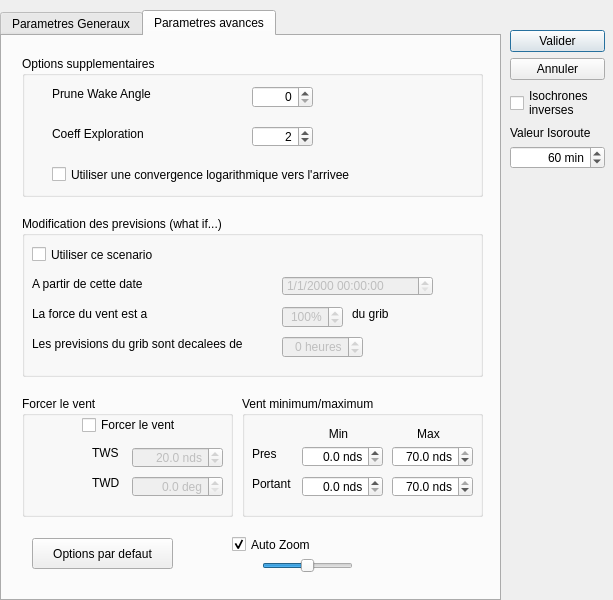
First picture: the form in src/Ui/Routage_Editor.ui, repository nohal/qtVlm, before the edit.
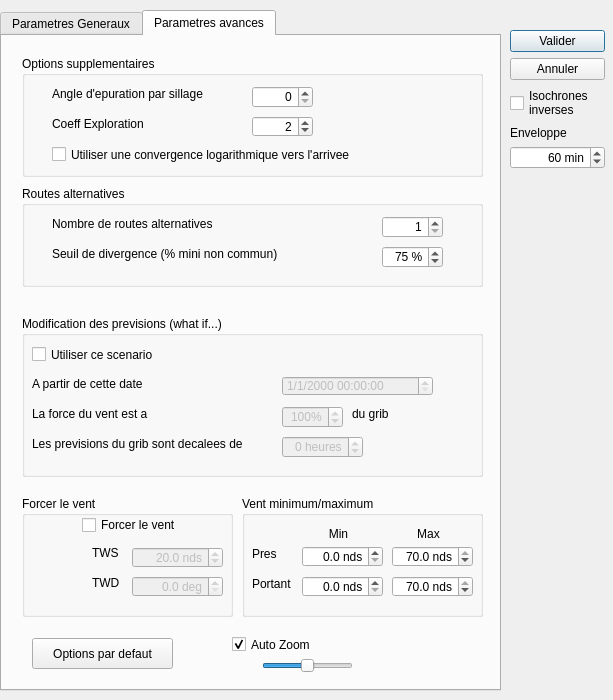
Second picture: the form after the edit. The open tabs and pages were chosen to show the change.

Commit message: Experimental: Add an option to allow ROUTAGE to continue its calculation in order to find best alternative routes.

Diff of the .ui file:
```diff
--- a/src/Ui/Routage_Editor.ui
+++ b/src/Ui/Routage_Editor.ui
@@ -7,7 +7,7 @@
     <x>0</x>
     <y>0</y>
     <width>613</width>
-    <height>600</height>
+    <height>700</height>
    </rect>
   </property>
   <property name="sizePolicy">
@@ -37,7 +37,7 @@
      <x>0</x>
      <y>0</y>
      <width>611</width>
-     <height>601</height>
+     <height>700</height>
     </rect>
    </property>
    <property name="sizePolicy">
@@ -55,7 +55,7 @@
       <x>0</x>
       <y>10</y>
       <width>501</width>
-      <height>591</height>
+      <height>681</height>
      </rect>
     </property>
     <property name="currentIndex">
@@ -625,7 +625,7 @@
       <property name="geometry">
        <rect>
         <x>20</x>
-        <y>180</y>
+        <y>280</y>
         <width>461</width>
         <height>161</height>
        </rect>
@@ -777,7 +777,7 @@
         <x>20</x>
         <y>20</y>
         <width>461</width>
-        <height>141</height>
+        <height>121</height>
        </rect>
       </property>
       <property name="title">
@@ -793,7 +793,7 @@
         </rect>
        </property>
        <property name="text">
-        <string>Prune Wake Angle</string>
+        <string>Angle d'epuration par sillage</string>
        </property>
       </widget>
       <widget class="QSpinBox" name="pruneWakeAngle">
@@ -819,7 +819,7 @@
        <property name="geometry">
         <rect>
          <x>30</x>
-         <y>70</y>
+         <y>60</y>
          <width>191</width>
          <height>16</height>
         </rect>
@@ -832,7 +832,7 @@
        <property name="geometry">
         <rect>
          <x>230</x>
-         <y>70</y>
+         <y>60</y>
          <width>61</width>
          <height>21</height>
         </rect>
@@ -863,7 +863,7 @@
        <property name="geometry">
         <rect>
          <x>30</x>
-         <y>110</y>
+         <y>90</y>
          <width>401</width>
          <height>17</height>
         </rect>
@@ -877,7 +877,7 @@
       <property name="geometry">
        <rect>
         <x>20</x>
-        <y>360</y>
+        <y>460</y>
         <width>211</width>
         <height>121</height>
        </rect>
@@ -985,7 +985,7 @@
       <property name="geometry">
        <rect>
         <x>240</x>
-        <y>360</y>
+        <y>460</y>
         <width>241</width>
         <height>121</height>
        </rect>
@@ -1168,7 +1168,7 @@
       <property name="geometry">
        <rect>
         <x>30</x>
-        <y>502</y>
+        <y>602</y>
         <width>141</width>
         <height>31</height>
        </rect>
@@ -1181,7 +1181,7 @@
       <property name="geometry">
        <rect>
         <x>230</x>
-        <y>500</y>
+        <y>600</y>
         <width>131</width>
         <height>17</height>
        </rect>
@@ -1197,7 +1197,7 @@
       <property name="geometry">
        <rect>
         <x>260</x>
-        <y>520</y>
+        <y>620</y>
         <width>91</width>
         <height>19</height>
        </rect>
@@ -1228,6 +1228,89 @@
        <number>1</number>
       </property>
      </widget>
+     <widget class="QGroupBox" name="groupBox_9">
+      <property name="geometry">
+       <rect>
+        <x>20</x>
+        <y>150</y>
+        <width>461</width>
+        <height>101</height>
+       </rect>
+      </property>
+      <property name="title">
+       <string>Routes alternatives</string>
+      </property>
+      <widget class="QLabel" name="label_18">
+       <property name="geometry">
+        <rect>
+         <x>30</x>
+         <y>30</y>
+         <width>241</width>
+         <height>16</height>
+        </rect>
+       </property>
+       <property name="text">
+        <string>Nombre de routes alternatives</string>
+       </property>
+      </widget>
+      <widget class="QSpinBox" name="nbAlter">
+       <property name="geometry">
+        <rect>
+         <x>360</x>
+         <y>30</y>
+         <width>61</width>
+         <height>22</height>
+        </rect>
+       </property>
+       <property name="alignment">
+        <set>Qt::AlignRight|Qt::AlignTrailing|Qt::AlignVCenter</set>
+       </property>
+       <property name="minimum">
+        <number>1</number>
+       </property>
+       <property name="maximum">
+        <number>5</number>
+       </property>
+      </widget>
+      <widget class="QLabel" name="label_19">
+       <property name="geometry">
+        <rect>
+         <x>30</x>
+         <y>60</y>
+         <width>291</width>
+         <height>16</height>
+        </rect>
+       </property>
+       <property name="text">
+        <string>Seuil de divergence (% mini non commun)</string>
+       </property>
+      </widget>
+      <widget class="QSpinBox" name="diver">
+       <property name="geometry">
+        <rect>
+         <x>360</x>
+         <y>60</y>
+         <width>61</width>
+         <height>22</height>
+        </rect>
+       </property>
+       <property name="alignment">
+        <set>Qt::AlignRight|Qt::AlignTrailing|Qt::AlignVCenter</set>
+       </property>
+       <property name="suffix">
+        <string> %</string>
+       </property>
+       <property name="minimum">
+        <number>0</number>
+       </property>
+       <property name="maximum">
+        <number>100</number>
+       </property>
+       <property name="value">
+        <number>75</number>
+       </property>
+      </widget>
+     </widget>
     </widget>
    </widget>
    <widget class="QWidget" name="layoutWidget">
@@ -1236,7 +1319,7 @@
       <x>510</x>
       <y>30</y>
       <width>95</width>
-      <height>471</height>
+      <height>661</height>
      </rect>
     </property>
     <layout class="QVBoxLayout" name="verticalLayout">
@@ -1271,7 +1354,7 @@
      <item>
       <widget class="QLabel" name="label_12">
        <property name="text">
-        <string>Valeur Isoroute</string>
+        <string>Enveloppe</string>
        </property>
       </widget>
      </item>
```
Left out of the diff: 33 changed lines with no effect on the pictures. The commit also changes 3 other files.
